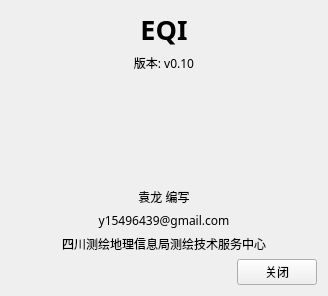
RenShuYuan/EQI, file ui/dialog/dialog_about.ui: the form before one commit.
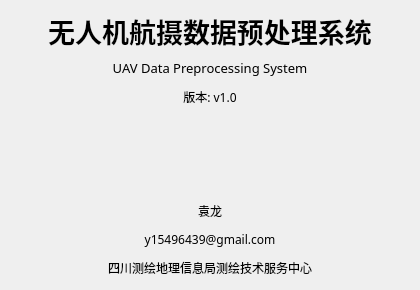
The form after the commit. Icons and pictures are not drawn.

What changed in the file:
```diff
--- a/ui/dialog/dialog_about.ui
+++ b/ui/dialog/dialog_about.ui
@@ -6,8 +6,8 @@
    <rect>
     <x>0</x>
     <y>0</y>
-    <width>328</width>
-    <height>296</height>
+    <width>420</width>
+    <height>290</height>
    </rect>
   </property>
   <property name="windowTitle">
@@ -16,7 +16,52 @@
   <layout class="QVBoxLayout" name="verticalLayout">
    <item>
     <layout class="QGridLayout" name="gridLayout">
-     <item row="4" column="0">
+     <item row="2" column="0">
+      <widget class="QLabel" name="label_6">
+       <property name="font">
+        <font>
+         <family>微软雅黑</family>
+        </font>
+       </property>
+       <property name="text">
+        <string>版本: v1.0</string>
+       </property>
+       <property name="alignment">
+        <set>Qt::AlignCenter</set>
+       </property>
+      </widget>
+     </item>
+     <item row="7" column="0">
+      <widget class="QLabel" name="label_4">
+       <property name="font">
+        <font>
+         <family>微软雅黑</family>
+        </font>
+       </property>
+       <property name="text">
+        <string>四川测绘地理信息局测绘技术服务中心</string>
+       </property>
+       <property name="alignment">
+        <set>Qt::AlignCenter</set>
+       </property>
+      </widget>
+     </item>
+     <item row="5" column="0">
+      <widget class="QLabel" name="label_3">
+       <property name="font">
+        <font>
+         <family>微软雅黑</family>
+        </font>
+       </property>
+       <property name="text">
+        <string>袁龙</string>
+       </property>
+       <property name="alignment">
+        <set>Qt::AlignCenter</set>
+       </property>
+      </widget>
+     </item>
+     <item row="6" column="0">
       <widget class="QLabel" name="label_5">
        <property name="font">
         <font>
@@ -42,50 +87,7 @@
         </font>
        </property>
        <property name="text">
-        <string>EQI</string>
-       </property>
-       <property name="alignment">
-        <set>Qt::AlignCenter</set>
-       </property>
-      </widget>
-     </item>
-     <item row="2" column="0">
-      <spacer name="verticalSpacer">
-       <property name="orientation">
-        <enum>Qt::Vertical</enum>
-       </property>
-       <property name="sizeHint" stdset="0">
-        <size>
-         <width>20</width>
-         <height>40</height>
-        </size>
-       </property>
-      </spacer>
-     </item>
-     <item row="5" column="0">
-      <widget class="QLabel" name="label_4">
-       <property name="font">
-        <font>
-         <family>微软雅黑</family>
-        </font>
-       </property>
-       <property name="text">
-        <string>四川测绘地理信息局测绘技术服务中心</string>
-       </property>
-       <property name="alignment">
-        <set>Qt::AlignCenter</set>
-       </property>
-      </widget>
-     </item>
-     <item row="3" column="0">
-      <widget class="QLabel" name="label_3">
-       <property name="font">
-        <font>
-         <family>微软雅黑</family>
-        </font>
-       </property>
-       <property name="text">
-        <string>袁龙 编写</string>
+        <string>无人机航摄数据预处理系统</string>
        </property>
        <property name="alignment">
         <set>Qt::AlignCenter</set>
@@ -97,37 +99,30 @@
        <property name="font">
         <font>
          <family>微软雅黑</family>
+         <pointsize>10</pointsize>
         </font>
        </property>
        <property name="text">
-        <string>版本: v0.10</string>
+        <string>UAV Data Preprocessing System</string>
        </property>
        <property name="alignment">
         <set>Qt::AlignCenter</set>
        </property>
       </widget>
      </item>
-    </layout>
-   </item>
-   <item>
-    <layout class="QHBoxLayout" name="horizontalLayout">
-     <item>
-      <spacer name="horizontalSpacer">
-       <property name="orientation">
-        <enum>Qt::Horizontal</enum>
-       </property>
-       <property name="sizeHint" stdset="0">
+     <item row="4" column="0">
+      <widget class="QLabel" name="label_7">
+       <property name="minimumSize">
         <size>
-         <width>40</width>
-         <height>20</height>
+         <width>0</width>
+         <height>80</height>
         </size>
        </property>
-      </spacer>
-     </item>
-     <item>
-      <widget class="QPushButton" name="pushButton">
+       <property name="styleSheet">
+        <string notr="true">image: url(:/Resources/images/plane.ico);</string>
+       </property>
        <property name="text">
-        <string>关闭</string>
+        <string/>
        </property>
       </widget>
      </item>
```
